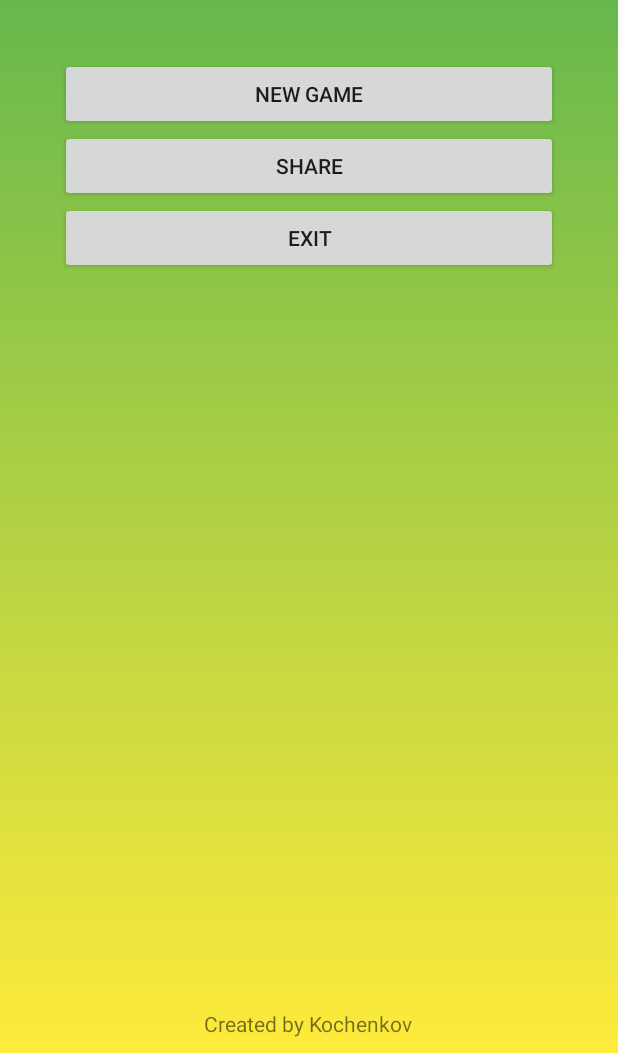
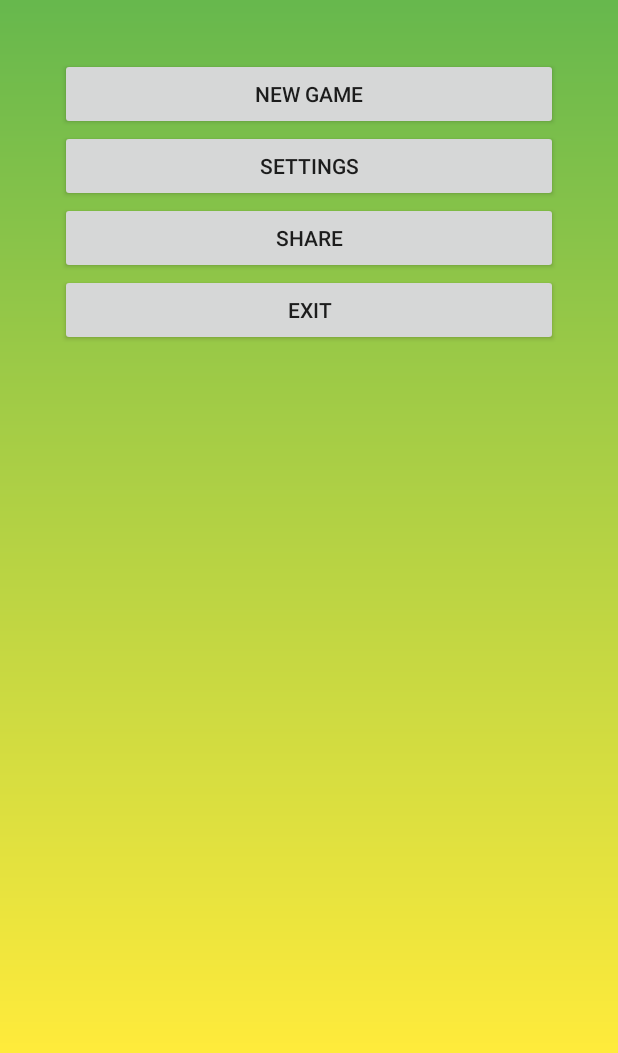
Before and after one commit to Kochenkov/AndroidApp-SnakeGame, an Android app: the screen it shows after launch (MainActivity), on a phone screen of 412 x 824 dp, the part 183-1236 px from its top. Run offline under Robolectric (Android 15) with nearby library versions, the phone set to English and light mode, and no system bars.

Commit message:
migrate main activity to kotlin, add settings screen, add singletone for speed value

```diff
--- /dev/null
+++ b/app/src/main/java/com/vkochenkov/Data.kt
@@ -0,0 +1,5 @@
+package com.vkochenkov
+
+object Data {
+     var speedValue: Int = 250
+}
--- a/app/src/main/java/com/vkochenkov/snakegame/activities/MainActivity.java
+++ /dev/null
@@ -1,53 +0,0 @@
-package com.vkochenkov.snakegame.activities;
-
-import android.content.Intent;
-import android.os.Bundle;
-import android.view.View;
-import android.widget.Button;
-
-import androidx.annotation.Nullable;
-import androidx.appcompat.app.AppCompatActivity;
-
-import com.vkochenkov.snakegame.R;
-
-public class MainActivity extends AppCompatActivity {
-
-    private Button btnPlay;
-    private Button btnExit;
-    private Button btnShare;
-//    private Button btnOptions;
-//    private Button btnInfo;
-
-
-    protected void onCreate(@Nullable Bundle savedInstanceState) {
-        super.onCreate(savedInstanceState);
-        setContentView(R.layout.activity_main);
-
-        btnPlay = findViewById(R.id.btn_play);
-        btnExit = findViewById(R.id.btn_exit);
-        btnShare = findViewById(R.id.btn_share);
-
-        btnPlay.setOnClickListener(new View.OnClickListener() {
-            @Override
-            public void onClick(View view) {
-                Intent intent = new Intent(MainActivity.this, GameScreenActivity.class);
-                startActivity(intent);
-            }
-        });
-        btnShare.setOnClickListener(new View.OnClickListener() {
-            @Override
-            public void onClick(View view) {
-                Intent intent = new Intent(Intent.ACTION_SEND);
-                intent.setType("text/plain");
-                intent.putExtra(Intent.EXTRA_TEXT, getString(R.string.share_link_text));
-                startActivity(Intent.createChooser(intent, null));
-            }
-        });
-        btnExit.setOnClickListener(new View.OnClickListener() {
-            @Override
-            public void onClick(View view) {
-                finish();
-            }
-        });
-    }
-}
--- /dev/null
+++ b/app/src/main/java/com/vkochenkov/snakegame/activities/MainActivity.kt
@@ -0,0 +1,49 @@
+package com.vkochenkov.snakegame.activities
+
+import android.content.Intent
+import android.os.Bundle
+import android.view.View
+import android.widget.Button
+import androidx.appcompat.app.AppCompatActivity
+import com.vkochenkov.snakegame.R
+
+class MainActivity : AppCompatActivity() {
+
+    private lateinit var btnPlay: Button
+    private lateinit var btnExit: Button
+    private lateinit var btnShare: Button
+    private lateinit var btnSettings: Button
+
+    override fun onCreate(savedInstanceState: Bundle?) {
+        super.onCreate(savedInstanceState)
+        setContentView(R.layout.activity_main)
+
+        initFields()
+        setOnClickListeners()
+    }
+
+    private fun setOnClickListeners() {
+        btnPlay.setOnClickListener {
+            val intent = Intent(this@MainActivity, SnakeGameScreenActivity::class.java)
+            startActivity(intent)
+        }
+        btnSettings.setOnClickListener {
+            val intent = Intent(this@MainActivity, SettingsActivity::class.java)
+            startActivity(intent)
+        }
+        btnShare.setOnClickListener{
+            val intent = Intent(Intent.ACTION_SEND)
+            intent.type = "text/plain"
+            intent.putExtra(Intent.EXTRA_TEXT, getString(R.string.share_link_text))
+            startActivity(Intent.createChooser(intent, null))
+        }
+        btnExit.setOnClickListener{ finish() }
+    }
+
+    private fun initFields() {
+        btnPlay = findViewById(R.id.btn_play)
+        btnExit = findViewById(R.id.btn_exit)
+        btnShare = findViewById(R.id.btn_share)
+        btnSettings = findViewById(R.id.btn_settings)
+    }
+}
--- a/app/src/main/java/com/vkochenkov/snakegame/enums/Direction.java
+++ b/app/src/main/java/com/vkochenkov/snakegame/state/Direction.java
@@ -1,4 +1,4 @@
-package com.vkochenkov.snakegame.enums;
+package com.vkochenkov.snakegame.state;
 
 public enum Direction {
     UP,
--- a/app/src/main/res/layout/activity_main.xml
+++ b/app/src/main/res/layout/activity_main.xml
@@ -1,11 +1,17 @@
 <?xml version="1.0" encoding="utf-8"?>
-<LinearLayout xmlns:android="http://schemas.android.com/apk/res/android"
+
+<ScrollView xmlns:android="http://schemas.android.com/apk/res/android"
     xmlns:tools="http://schemas.android.com/tools"
     android:layout_width="match_parent"
     android:layout_height="match_parent"
-    android:background="@drawable/main_gradient_background"
-    android:orientation="vertical"
-    tools:context=".activities.MainActivity">
+    tools:context=".activities.MainActivity"
+    android:background="@drawable/main_gradient_background">
+
+    <LinearLayout
+        android:layout_width="match_parent"
+        android:layout_height="match_parent"
+
+        android:orientation="vertical">
 
         <TextView
             android:layout_width="wrap_content"
@@ -14,7 +20,7 @@
             android:layout_marginTop="80dp"
             android:layout_marginBottom="40dp"
             android:text="@string/app_name"
-        android:textSize="30sp"/>
+            android:textSize="30sp" />
 
         <LinearLayout
             android:layout_width="match_parent"
@@ -30,22 +36,16 @@
                 android:text="@string/play" />
 
             <Button
+                android:id="@+id/btn_settings"
+                android:layout_width="match_parent"
+                android:layout_height="wrap_content"
+                android:text="@string/settings" />
+
+            <Button
                 android:id="@+id/btn_share"
                 android:layout_width="match_parent"
                 android:layout_height="wrap_content"
                 android:text="@string/share" />
-
-<!--        <Button-->
-<!--            android:id="@+id/btn_options"-->
-<!--            android:layout_width="match_parent"-->
-<!--            android:layout_height="wrap_content"-->
-<!--            android:text="Options" />-->
-
-<!--        <Button-->
-<!--            android:id="@+id/btn_about"-->
-<!--            android:layout_width="match_parent"-->
-<!--            android:layout_height="wrap_content"-->
-<!--            android:text="@string/info" />-->
 
             <Button
                 android:id="@+id/btn_exit"
@@ -53,19 +53,8 @@
                 android:layout_height="wrap_content"
                 android:text="@string/exit" />
 
-        <View
-            android:layout_width="match_parent"
-            android:layout_height="0dp"
-            android:layout_weight="1"/>
-
-        <TextView
-            android:layout_width="wrap_content"
-            android:layout_height="wrap_content"
-            android:layout_gravity="center_horizontal"
-            android:text="@string/creator"
-            android:layout_marginBottom="10dp"/>
-
         </LinearLayout>
 
 
     </LinearLayout>
+</ScrollView>
--- a/app/src/main/res/values/dimens.xml
+++ b/app/src/main/res/values/dimens.xml
@@ -1,4 +1,5 @@
 <?xml version="1.0" encoding="utf-8"?>
 <resources>
     <dimen name="half_main_margin">8dp</dimen>
+    <dimen name="main_margin">16dp</dimen>
 </resources>
--- a/app/src/main/res/values/strings.xml
+++ b/app/src/main/res/values/strings.xml
@@ -17,8 +17,10 @@
     <string name="get_out_description">Your progress will be lost.</string>
     <string name="yes">Yes</string>
     <string name="no">No</string>
-    <string name="creator">Created by Kochenkov</string>
+    <string name="creator">\u00A9 Created by Kochenkov</string>
     <string name="share">share</string>
     <string name="share_link_text">Look at this game: https://play.google.com/store/apps/details?id=com.vkochenkov.snakegame</string>
+    <string name="settings">Settings</string>
+    <string name="speed_settings_str">Speed:</string>
 
 </resources>
```
Also changed, not shown: app/src/main/AndroidManifest.xml (+6 -2 lines), app/src/main/java/com/vkochenkov/snakegame/activities/SettingsActivity.kt (added, +42 -0 lines), app/src/main/java/com/vkochenkov/snakegame/activities/SnakeGameScreenActivity.java (renamed from app/src/main/java/com/vkochenkov/snakegame/activities/GameScreenActivity.java, +30 -20 lines), app/src/main/res/layout/activity_settings.xml (added, +58 -0 lines). Lines whose indentation alone changed are shown as unchanged.
